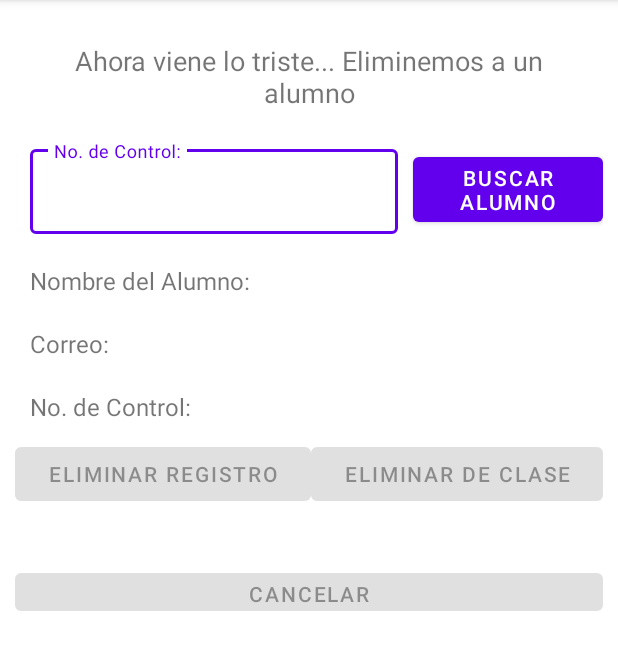
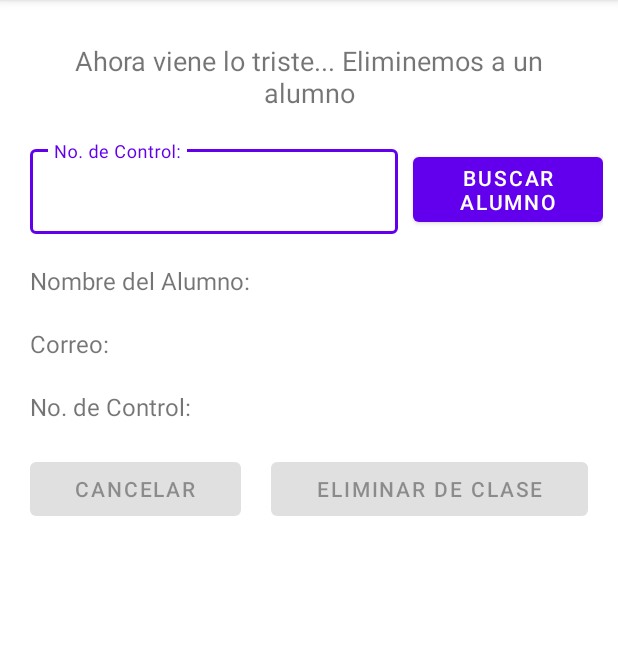
Before and after one commit to UEHG260899/ClinicalReports, an Android app: the fragment EliminarAFragment shown on its own in the app's theme, on a phone screen of 412 x 824 dp, the part 84-754 px from its top. Run offline under Robolectric (Android 15) with nearby library versions, the phone set to English and light mode, and no system bars; our stand-ins replace Firebase (no records; nobody signed in at launch, a user with empty details on screens opened directly).

Commit message:
Se arreglo la interfaz del fragment eliminar

```diff
--- a/app/src/main/java/com/example/clinicalreports/ui/eliminarAlumno/EliminarAFragment.java
+++ b/app/src/main/java/com/example/clinicalreports/ui/eliminarAlumno/EliminarAFragment.java
@@ -36,7 +36,7 @@ public class EliminarAFragment extends Fragment implements View.OnClickListener
 
     private Alumno alumnoSelected;
 
-    private Button btnEliminar, btnBuscar, btnLimpiar,btnBaja;
+    private Button btnBuscar, btnLimpiar,btnBaja;
 
     private TextView tvNombreAlu, tvCorreoAlu, tvNumControl;
 
@@ -76,24 +76,21 @@ public class EliminarAFragment extends Fragment implements View.OnClickListener
     }
 
     private void botonesComp(View root) {
-        btnEliminar = root.findViewById(R.id.btnEliminarAlu);
-        btnEliminar.setEnabled(false);
-        btnLimpiar = root.findViewById(R.id.btnLimpia);
+        btnLimpiar = root.findViewById(R.id.btnLimpiaEl);
         btnLimpiar.setEnabled(false);
         btnBuscar = root.findViewById(R.id.btnBuscaAl);
         btnBuscar.setEnabled(true);
-        btnBaja = root.findViewById(R.id.btnBajaClase);
+        btnBaja = root.findViewById(R.id.btnBaja);
         btnBaja.setEnabled(true);
 
         btnBuscar.setOnClickListener(this);
-        btnEliminar.setOnClickListener(this);
         btnLimpiar.setOnClickListener(this);
         btnBaja.setOnClickListener(this);
 
         btnBaja.setEnabled(false);
 
         btnLimpiar.setEnabled(false);
-        btnEliminar.setEnabled(false);
+
 
 
     }
@@ -122,14 +119,10 @@ public class EliminarAFragment extends Fragment implements View.OnClickListener
                         @Override
                         public void onDataChange(@NonNull DataSnapshot snapshot) {
                             if(snapshot.exists()){
-
-
                                 for(DataSnapshot objSnapshot : snapshot.getChildren()){
                                     alumnoSelected = objSnapshot.getValue(Alumno.class);
-                                    System.out.println(alumnoSelected.getProfesor());
-                                    if (alumnoSelected.getProfesor().equals(user.getUid())){
+                                    if (alumnoSelected.getProfesor().equals(user.getUid()) && alumnoSelected.getProfesor() != null){
                                         btnLimpiar.setEnabled(true);
-                                        btnEliminar.setEnabled(true);
                                         btnBaja.setEnabled(true);
 
                                         tvNombreAlu.setText("Nombre del alumno: " + alumnoSelected.getNombre());
@@ -154,7 +147,7 @@ public class EliminarAFragment extends Fragment implements View.OnClickListener
                     });
                 }
                 break;
-            case R.id.btnEliminarAlu:
+            case R.id.btnBaja:
                 View dialogView = LayoutInflater.from(getContext()).inflate(R.layout.dialog_alumno, null);
                 ((TextView) dialogView.findViewById(R.id.tvInfoAlumno)).setText("¿Desea eliminar el registro?\n" +
                         "Correo: " + alumnoSelected.getCorreo() + "\n" +
@@ -180,29 +173,21 @@ public class EliminarAFragment extends Fragment implements View.OnClickListener
                 });
                 dialogo.show();
                 break;
-            case R.id.btnLimpia:
+            case R.id.btnLimpiaEl:
                 limpiar();
-                break;
-            case R.id.btnBajaClase:
-                alumnoSelected.setProfesor("");
-                databaseReference.child(alumnoSelected.getUuid()).setValue(alumnoSelected).addOnSuccessListener(new OnSuccessListener<Void>() {
-                    @Override
-                    public void onSuccess(Void aVoid) {
-                        Toast.makeText(getContext(), "Alumno eliminado del grupo", Toast.LENGTH_SHORT).show();
-                        limpiar();
-                    }
-                });
                 break;
             default:
                 throw new IllegalStateException("Unexpected value: " + v.getId());
         }
     }
     private void aceptar(String id) {
-        databaseReference.child(id).removeValue().addOnSuccessListener(new OnSuccessListener<Void>() {                    @Override
-        public void onSuccess(Void aVoid) {
-            Toast.makeText(getContext(), "Registro eliminado de forma satisfactoria", Toast.LENGTH_SHORT).show();
-            limpiar();
-        }
+        alumnoSelected.setProfesor(null);
+        databaseReference.child(alumnoSelected.getUuid()).setValue(alumnoSelected).addOnSuccessListener(new OnSuccessListener<Void>() {
+            @Override
+            public void onSuccess(Void aVoid) {
+                Toast.makeText(getContext(), "Alumno eliminado del grupo", Toast.LENGTH_SHORT).show();
+                limpiar();
+            }
         });
     }
 
@@ -212,7 +197,6 @@ public class EliminarAFragment extends Fragment implements View.OnClickListener
         tvNumControl.setText("No. de Control: ");
         etNoctrl.setText("");
         btnLimpiar.setEnabled(false);
-        btnEliminar.setEnabled(false);
         btnBaja.setEnabled(false);
     }
 }
--- a/app/src/main/res/layout/fragment_eliminar_alumno.xml
+++ b/app/src/main/res/layout/fragment_eliminar_alumno.xml
@@ -90,37 +90,27 @@
 
         <LinearLayout
             android:layout_width="match_parent"
-            android:layout_height="84dp"
+            android:layout_height="wrap_content"
+            android:layout_weight="1"
             android:orientation="horizontal">
 
             <Button
-                android:id="@+id/btnEliminarAlu"
+                android:id="@+id/btnLimpiaEl"
                 android:layout_width="wrap_content"
                 android:layout_height="wrap_content"
+                android:layout_margin="10dp"
                 android:layout_weight="1"
-                android:text="@string/eliminar_alu" />
+                android:text="@string/limpia_aluE" />
 
             <Button
-                android:id="@+id/btnBajaClase"
+                android:id="@+id/btnBaja"
                 android:layout_width="wrap_content"
                 android:layout_height="wrap_content"
+                android:layout_margin="10dp"
                 android:layout_weight="1"
                 android:text="@string/baja_alu" />
 
-        </LinearLayout>
 
-        <LinearLayout
-            android:layout_width="match_parent"
-            android:layout_height="match_parent"
-            android:layout_weight="1"
-            android:orientation="vertical">
-
-            <Button
-                android:id="@+id/btnLimpia"
-                android:layout_width="match_parent"
-                android:layout_height="37dp"
-                android:layout_weight="1"
-                android:text="@string/limpia_aluE" />
         </LinearLayout>
 
     </LinearLayout>
--- a/app/src/main/res/values/strings.xml
+++ b/app/src/main/res/values/strings.xml
@@ -41,7 +41,6 @@
     <!--Eliminar alumno-->
     <string name="titulo_eliminarAl">Ahora viene lo triste... Eliminemos a un alumno</string>
     <string name="busca_alu">Buscar Alumno</string>
-    <string name="eliminar_alu">Eliminar Registro</string>
     <string name="baja_alu">Eliminar de Clase</string>
     <string name="nom_alu">Nombre del Alumno:</string>
     <string name="correo_Eli">Correo:</string>
```
